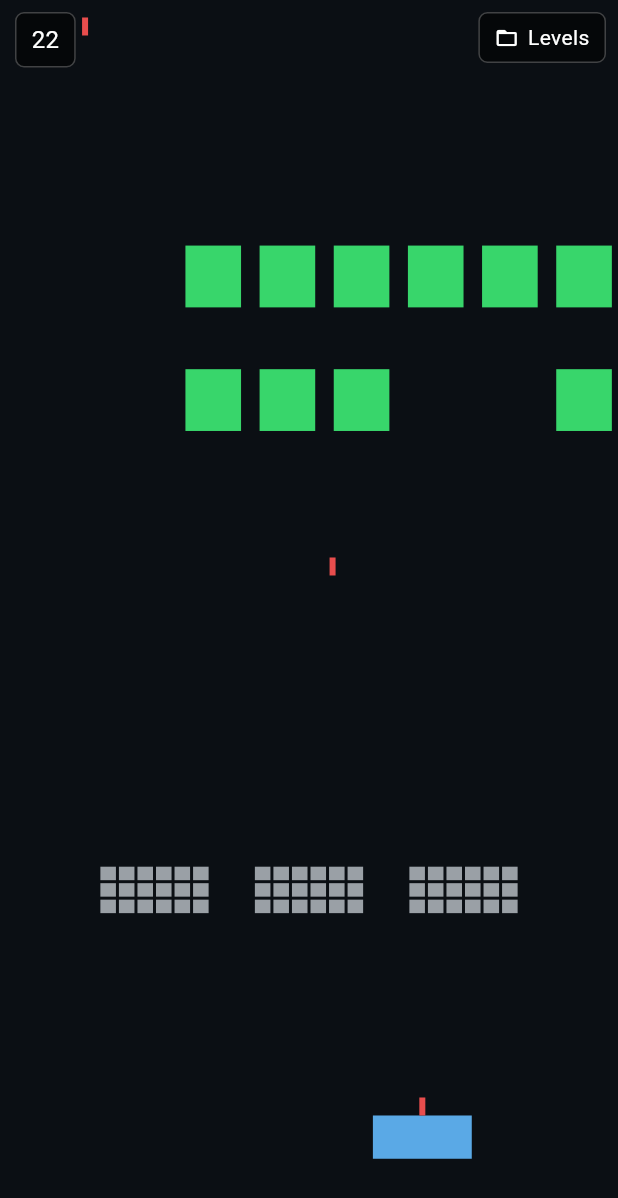
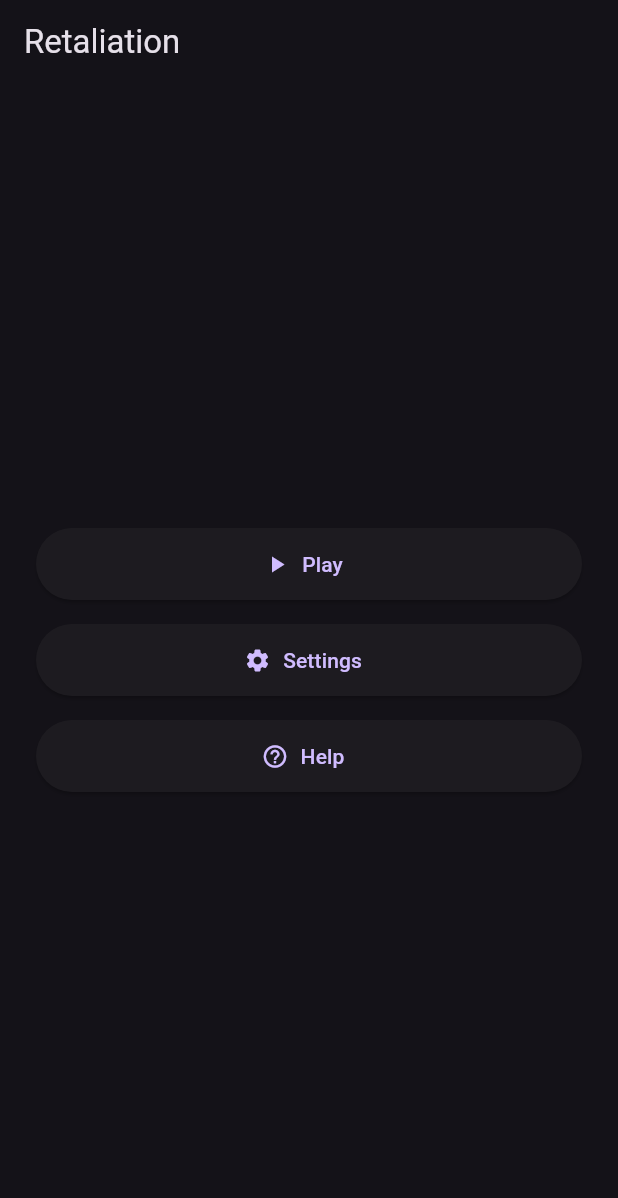
Before and after one commit to e-rook/Retaliation, a Flutter app: the screen it shows after launch, on a phone screen of 412 x 824 dp. Shown: the top 1198 px of the screen. Run offline on Flutter 3.47's test engine with Material 3 defaults, Android fonts, the phone set to English and light mode, and no system bars; our stand-ins replace share_plus, shared_preferences.

Commit message:
Add main menu with Play (level list), Settings (placeholder), Help (how to play). GamePage accepts initial level path. Set app home to menu.

```diff
--- a/lib/main.dart
+++ b/lib/main.dart
@@ -8,6 +8,7 @@ import 'game/level_list.dart';
 import 'util/log.dart';
 import 'designer/designer_page.dart';
 import 'designer/level_select_page.dart';
+import 'menu/menu_page.dart';
 import 'package:shared_preferences/shared_preferences.dart';
 import 'dart:math';
 
@@ -24,14 +25,15 @@ class GameApp extends StatelessWidget {
     return MaterialApp(
       title: 'Retaliation',
       theme: ThemeData.dark(useMaterial3: true),
-      home: const GamePage(),
+      home: const MenuPage(),
       debugShowCheckedModeBanner: false,
     );
   }
 }
 
 class GamePage extends StatefulWidget {
-  const GamePage({super.key});
+  final String? initialLevelPath;
+  const GamePage({super.key, this.initialLevelPath});
 
   @override
   State<GamePage> createState() => _GamePageState();
@@ -79,7 +81,7 @@ class _GamePageState extends State<GamePage> with SingleTickerProviderStateMixin
     super.initState();
     logv('Game', 'initState');
     _ticker = createTicker(_onTick)..start();
-    _bootstrap();
+    _bootstrap(widget.initialLevelPath);
   }
 
   @override
@@ -205,13 +207,13 @@ class _GamePageState extends State<GamePage> with SingleTickerProviderStateMixin
     }
   }
 
-  Future<void> _bootstrap() async {
+  Future<void> _bootstrap([String? initialPath]) async {
     try {
       final order = await LevelList.loadFromAsset('assets/levels/levels.json');
       final prefs = await SharedPreferences.getInstance();
       final unlocked = (prefs.getInt('unlocked_count') ?? 1).clamp(1, order.levels.length);
       _order = order;
-      _currentLevelPath = order.levels.isNotEmpty ? order.levels[0] : 'assets/levels/level1.json';
+      _currentLevelPath = initialPath ?? (order.levels.isNotEmpty ? order.levels[0] : 'assets/levels/level1.json');
       final lvl = await LevelConfig.loadFromAsset(_currentLevelPath!);
       final validation = validateLevel(lvl);
       if (!mounted) return;
--- /dev/null
+++ b/lib/menu/menu_page.dart
@@ -0,0 +1,130 @@
+import 'package:flutter/material.dart';
+import '../designer/level_select_page.dart';
+import '../main.dart' show GamePage; // reuse GamePage
+
+class MenuPage extends StatelessWidget {
+  const MenuPage({super.key});
+
+  @override
+  Widget build(BuildContext context) {
+    return Scaffold(
+      appBar: AppBar(title: const Text('Retaliation')),
+      body: Container(
+        alignment: Alignment.center,
+        padding: const EdgeInsets.all(24),
+        child: ConstrainedBox(
+          constraints: const BoxConstraints(maxWidth: 420),
+          child: Column(
+            mainAxisSize: MainAxisSize.min,
+            children: [
+              _MenuButton(
+                label: 'Play',
+                icon: Icons.play_arrow,
+                onTap: () async {
+                  final selected = await Navigator.of(context).push<String>(
+                    MaterialPageRoute(builder: (_) => const LevelSelectPage()),
+                  );
+                  if (selected != null) {
+                    // Push game with selected level path
+                    // ignore: use_build_context_synchronously
+                    Navigator.of(context).push(
+                      MaterialPageRoute(
+                        builder: (_) => GamePage(initialLevelPath: selected),
+                      ),
+                    );
+                  }
+                },
+              ),
+              const SizedBox(height: 16),
+              _MenuButton(
+                label: 'Settings',
+                icon: Icons.settings,
+                onTap: () {
+                  Navigator.of(context).push(
+                    MaterialPageRoute(builder: (_) => const _SettingsPage()),
+                  );
+                },
+              ),
+              const SizedBox(height: 16),
+              _MenuButton(
+                label: 'Help',
+                icon: Icons.help_outline,
+                onTap: () {
+                  Navigator.of(context).push(
+                    MaterialPageRoute(builder: (_) => const _HelpPage()),
+                  );
+                },
+              ),
+            ],
+          ),
+        ),
+      ),
+    );
+  }
+}
+
+class _MenuButton extends StatelessWidget {
+  final String label;
+  final IconData icon;
+  final VoidCallback onTap;
+  const _MenuButton({required this.label, required this.icon, required this.onTap});
+
+  @override
+  Widget build(BuildContext context) {
+    return SizedBox(
+      width: double.infinity,
+      child: ElevatedButton.icon(
+        onPressed: onTap,
+        icon: Icon(icon),
+        label: Padding(
+          padding: const EdgeInsets.symmetric(vertical: 14),
+          child: Text(label),
+        ),
+      ),
+    );
+  }
+}
+
+class _SettingsPage extends StatelessWidget {
+  const _SettingsPage();
+
+  @override
+  Widget build(BuildContext context) {
+    return Scaffold(
+      appBar: AppBar(title: const Text('Settings')),
+      body: const Center(
+        child: Text('Settings coming soon.'),
+      ),
+    );
+  }
+}
+
+class _HelpPage extends StatelessWidget {
+  const _HelpPage();
+
+  @override
+  Widget build(BuildContext context) {
+    return Scaffold(
+      appBar: AppBar(title: const Text('Help')),
+      body: const Padding(
+        padding: EdgeInsets.all(16),
+        child: SingleChildScrollView(
+          child: Text(
+            'How to play:\n\n'
+            '- You control the aliens. Tap an alien to fire.\n'
+            '- The ship at the bottom is AI and shoots back.\n'
+            '- Projectiles reduce health; flashing indicates a hit.\n'
+            '- Destroy the ship before time runs out.\n\n'
+            'Designer:\n'
+            '- Long-press the timer to open the level designer.\n'
+            '- Toolbar is scrollable. Tap to place; tap to select; drag to move; double-tap to delete.\n'
+            '- Share JSON via the share button.\n\n'
+            'Levels:\n'
+            '- Use the Levels button to pick an ordered level.\n'
+            '- Winning unlocks the next level.',
+          ),
+        ),
+      ),
+    );
+  }
+}
```
